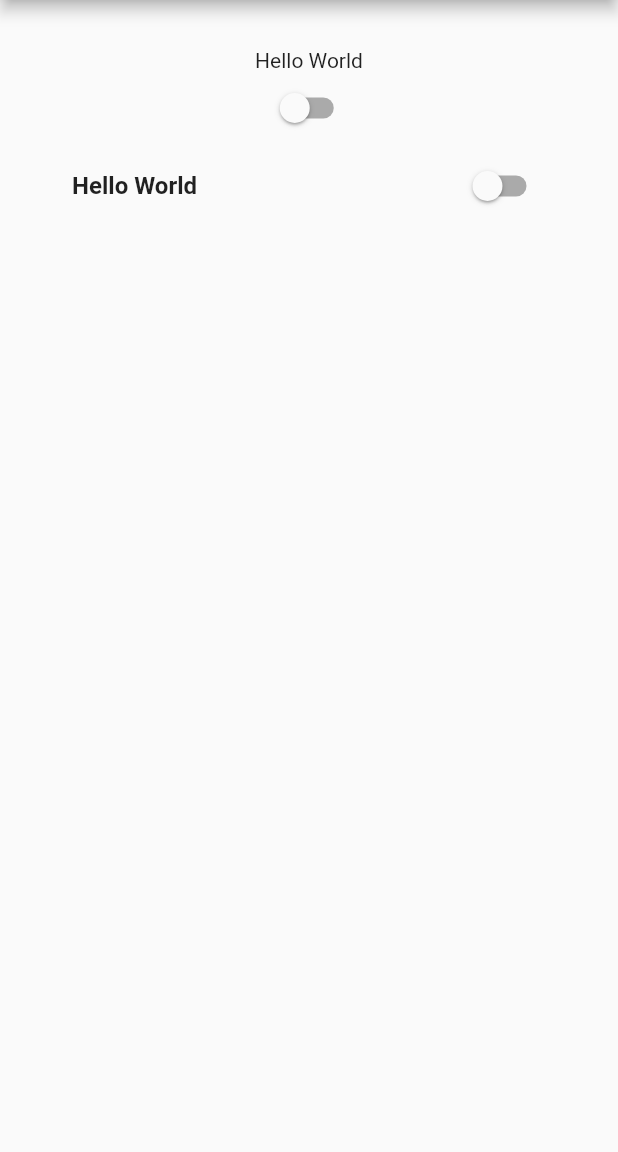
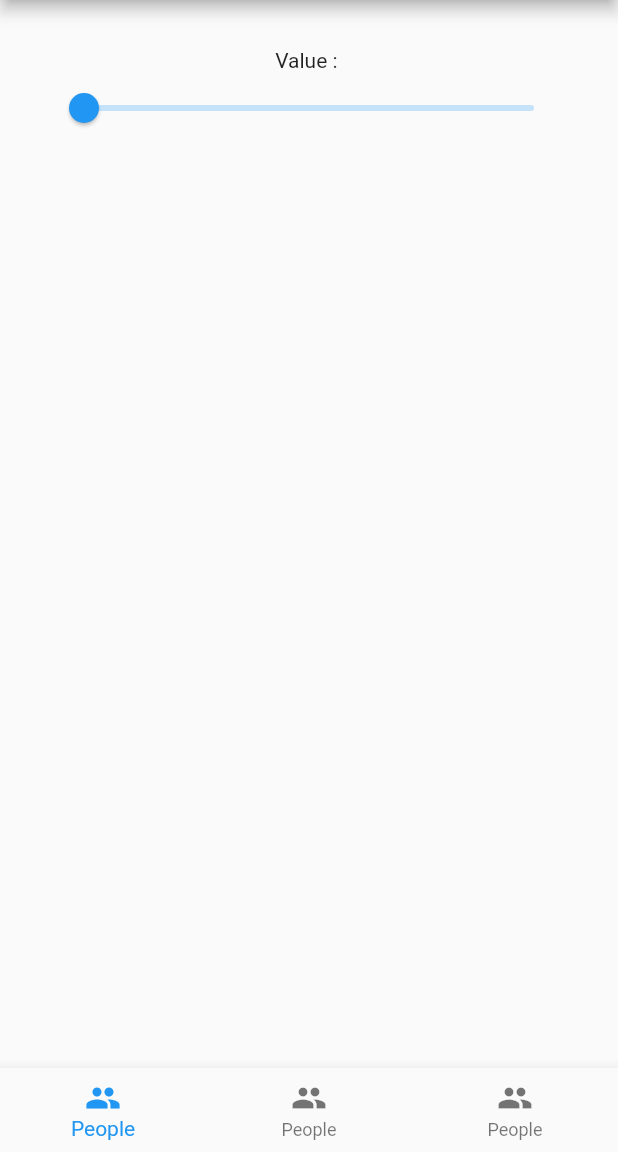
Before and after one commit to Abdullah-Sheikh/my_first_flutter_app, a Flutter app: the screen it shows after launch, on a phone screen of 412 x 824 dp, the part 84-1236 px from its top. Run offline on Flutter 3.47's test engine with Material 2 defaults, Android fonts, the phone set to English and light mode, and no system bars.

```diff
--- a/lib/main.dart
+++ b/lib/main.dart
@@ -13,9 +13,35 @@ class MyApp extends StatefulWidget {
 
 class _State extends State<MyApp> {
 
+  List<BottomNavigationBarItem> _items;
+
   String _value = "Hello World";
+  String Value = '';
   bool _value1 = false ;
   bool _value2 = false;
+  double value3 = 0;
+
+  int index =0;
+
+  @override
+  void initState() {
+
+    _items = new List();
+    _items.add(new BottomNavigationBarItem(icon: new Icon(Icons.people),title:new Text('People')));
+    _items.add(new BottomNavigationBarItem(icon: new Icon(Icons.people), title:new Text('People')));
+    _items.add(new BottomNavigationBarItem(icon: new Icon(Icons.people), title:new Text('People')));
+
+
+  }
+
+
+
+  void setvalue (double value)
+  {
+    setState(() {
+      value3 = value;
+    });
+  }
 
   void _onchanged1(bool value)
   {
@@ -59,14 +85,20 @@ class _State extends State<MyApp> {
         padding: new EdgeInsets.all(32.0),
         child: new Column(
           children: <Widget>[
-            new Text(_value),
+            new Text('Value : ${Value}')  ,
 
+           new Slider(value: value3, onChanged: setvalue)
+
+           /*
+           new Text('Value : ${(value3 *100).round()}')  ,
            new Switch(value: _value1, onChanged: _onchanged1),
            new SwitchListTile(
                value: _value2,
                onChanged: _onchanged2,
                title: new Text("Hello World ", style: new TextStyle(fontWeight: FontWeight.bold),),
            )
+
+            */
 
 
            /*
@@ -91,6 +123,19 @@ class _State extends State<MyApp> {
           ],
         ),
       ),
+      bottomNavigationBar: new BottomNavigationBar(items: _items,
+        fixedColor: Colors.blue,
+        currentIndex: 0,
+        onTap: (int item)
+        {
+          setState(() {
+            index = item ;
+            Value="Current value is: ${index.toString()}";
+
+
+          });
+        },
+      ),
     );
   }
 }
```
